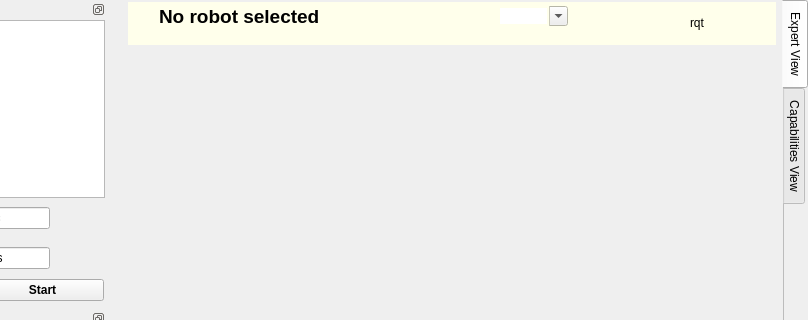
The window that node_manager_fkie/src/node_manager_fkie/MainWindow.ui (gdlg-rosarch/multimaster_fkie-release) describes before a commit, drawn with Qt 5; both pictures show x 168 to 976 and y 0 to 320 of the 976 by 752 pixel window.
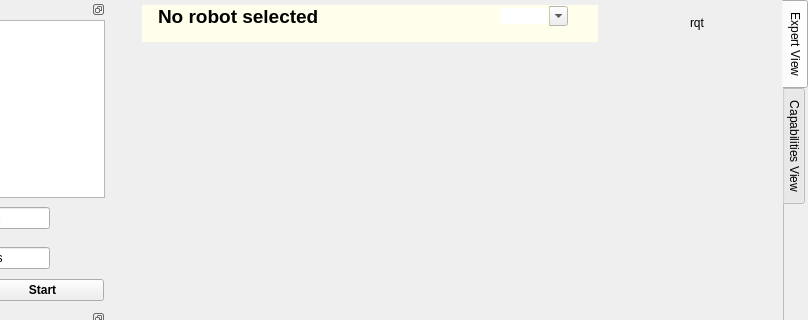
The same window after the commit. Icons and pictures are not drawn.

The edit to the form file:
```diff
--- a/node_manager_fkie/src/node_manager_fkie/MainWindow.ui
+++ b/node_manager_fkie/src/node_manager_fkie/MainWindow.ui
@@ -136,6 +136,9 @@
     </item>
     <item>
      <widget class="QTabWidget" name="tabWidget">
+      <property name="autoFillBackground">
+       <bool>true</bool>
+      </property>
       <property name="tabPosition">
        <enum>QTabWidget::East</enum>
       </property>
@@ -149,6 +152,9 @@
        <bool>true</bool>
       </property>
       <widget class="QWidget" name="expert_tab">
+       <property name="autoFillBackground">
+        <bool>true</bool>
+       </property>
        <attribute name="title">
         <string>Expert View</string>
        </attribute>
@@ -157,7 +163,7 @@
          <number>3</number>
         </property>
         <property name="leftMargin">
-         <number>0</number>
+         <number>3</number>
         </property>
         <property name="topMargin">
          <number>2</number>
@@ -166,7 +172,7 @@
          <number>6</number>
         </property>
         <property name="bottomMargin">
-         <number>1</number>
+         <number>3</number>
         </property>
         <item>
          <widget class="QFrame" name="masterInfoFrame">
@@ -179,6 +185,40 @@
             <verstretch>0</verstretch>
            </sizepolicy>
           </property>
+          <property name="autoFillBackground">
+           <bool>false</bool>
+          </property>
+          <property name="frameShape">
+           <enum>QFrame::NoFrame</enum>
+          </property>
+          <property name="lineWidth">
+           <number>0</number>
+          </property>
+          <layout class="QHBoxLayout" name="horizontalLayout_4">
+           <property name="spacing">
+            <number>1</number>
+           </property>
+           <property name="margin">
+            <number>3</number>
+           </property>
+           <item>
+            <widget class="QLabel" name="imageLabel">
+             <property name="enabled">
+              <bool>true</bool>
+             </property>
+             <property name="sizePolicy">
+              <sizepolicy hsizetype="Fixed" vsizetype="Minimum">
+               <horstretch>0</horstretch>
+               <verstretch>0</verstretch>
+              </sizepolicy>
+             </property>
+             <property name="text">
+              <string/>
+             </property>
+            </widget>
+           </item>
+           <item>
+            <widget class="QFrame" name="nameFrame">
           <property name="palette">
            <palette>
             <active>
@@ -246,37 +286,6 @@
           <property name="autoFillBackground">
            <bool>true</bool>
           </property>
-          <property name="frameShape">
-           <enum>QFrame::NoFrame</enum>
-          </property>
-          <property name="lineWidth">
-           <number>0</number>
-          </property>
-          <layout class="QHBoxLayout" name="horizontalLayout_4">
-           <property name="spacing">
-            <number>1</number>
-           </property>
-           <property name="margin">
-            <number>3</number>
-           </property>
-           <item>
-            <widget class="QLabel" name="imageLabel">
-             <property name="enabled">
-              <bool>true</bool>
-             </property>
-             <property name="sizePolicy">
-              <sizepolicy hsizetype="Fixed" vsizetype="Minimum">
-               <horstretch>0</horstretch>
-               <verstretch>0</verstretch>
-              </sizepolicy>
-             </property>
-             <property name="text">
-              <string/>
-             </property>
-            </widget>
-           </item>
-           <item>
-            <widget class="QFrame" name="nameFrame">
              <layout class="QVBoxLayout" name="verticalLayout_7">
               <property name="spacing">
                <number>0</number>
@@ -292,9 +301,9 @@
                 <property name="frameShadow">
                  <enum>QFrame::Raised</enum>
                 </property>
-                <layout class="QHBoxLayout" name="horizontalLayout_11">
+                <layout class="QHBoxLayout" name="horizontalLayout_6">
                  <property name="spacing">
-                  <number>3</number>
+                  <number>0</number>
                  </property>
                  <property name="margin">
                   <number>0</number>
@@ -355,6 +364,9 @@
 &lt;/style&gt;&lt;/head&gt;&lt;body style=&quot; font-family:'Ubuntu'; font-size:9pt; font-weight:400; font-style:normal;&quot;&gt;
 &lt;p style=&quot; margin-top:0px; margin-bottom:0px; margin-left:0px; margin-right:0px; -qt-block-indent:0; text-indent:0px;&quot;&gt;&lt;span style=&quot; font-size:14pt; font-weight:600;&quot;&gt;No robot selected&lt;/span&gt;&lt;/p&gt;&lt;/body&gt;&lt;/html&gt;</string>
                    </property>
+                   <property name="indent">
+                    <number>2</number>
+                   </property>
                   </widget>
                  </item>
                  <item>
@@ -425,41 +437,6 @@
                       </property>
                      </widget>
                     </item>
-                    <item>
-                     <widget class="QPushButton" name="setTimeButton">
-                      <property name="enabled">
-                       <bool>true</bool>
-                      </property>
-                      <property name="sizePolicy">
-                       <sizepolicy hsizetype="Fixed" vsizetype="Fixed">
-                        <horstretch>0</horstretch>
-                        <verstretch>0</verstretch>
-                       </sizepolicy>
-                      </property>
-                      <property name="maximumSize">
-                       <size>
-                        <width>20</width>
-                        <height>20</height>
-                       </size>
-                      </property>
-                      <property name="toolTip">
-                       <string>&lt;html&gt;&lt;head/&gt;&lt;body&gt;&lt;p&gt;Sets the clock of remote host to local time using &lt;span style=&quot; font-weight:600;&quot;&gt;date&lt;/span&gt; command.&lt;/p&gt;&lt;/body&gt;&lt;/html&gt;</string>
-                      </property>
-                      <property name="text">
-                       <string/>
-                      </property>
-                      <property name="icon">
-                       <iconset resource="GUI.qrc">
-                        <normaloff>:/icons/crystal_clear_set_clock.png</normaloff>:/icons/crystal_clear_set_clock.png</iconset>
-                      </property>
-                      <property name="shortcut">
-                       <string>F5</string>
-                      </property>
-                      <property name="flat">
-                       <bool>true</bool>
-                      </property>
-                     </widget>
-                    </item>
                     <item>
                      <spacer name="horizontalSpacer">
                       <property name="orientation">
@@ -479,6 +456,41 @@
                    </layout>
                   </widget>
                  </item>
+                 <item>
+                  <widget class="QPushButton" name="setTimeButton">
+                   <property name="enabled">
+                    <bool>true</bool>
+                   </property>
+                   <property name="sizePolicy">
+                    <sizepolicy hsizetype="Fixed" vsizetype="Fixed">
+                     <horstretch>0</horstretch>
+                     <verstretch>0</verstretch>
+                    </sizepolicy>
+                   </property>
+                   <property name="maximumSize">
+                    <size>
+                     <width>20</width>
+                     <height>20</height>
+                    </size>
+                   </property>
+                   <property name="toolTip">
+                    <string>&lt;html&gt;&lt;head/&gt;&lt;body&gt;&lt;p&gt;Open a dialog to set the clock of this host.&lt;/p&gt;&lt;/body&gt;&lt;/html&gt;</string>
+                   </property>
+                   <property name="text">
+                    <string/>
+                   </property>
+                   <property name="icon">
+                    <iconset resource="GUI.qrc">
+                     <normaloff>:/icons/crystal_clear_set_clock.png</normaloff>:/icons/crystal_clear_set_clock.png</iconset>
+                   </property>
+                   <property name="shortcut">
+                    <string>F5</string>
+                   </property>
+                   <property name="flat">
+                    <bool>true</bool>
+                   </property>
+                  </widget>
+                 </item>
                 </layout>
                </widget>
               </item>
@@ -487,6 +499,9 @@
                 <property name="text">
                  <string/>
                 </property>
+                <property name="indent">
+                 <number>2</number>
+                </property>
                </widget>
               </item>
              </layout>
@@ -638,7 +653,9 @@
          </widget>
         </item>
         <item>
-         <widget class="QWidget" name="tabPlace" native="true"/>
+         <widget class="QWidget" name="tabPlace" native="true">
+          <zorder>masterInfoFrame</zorder>
+         </widget>
         </item>
        </layout>
       </widget>
```
Lines whose indentation alone changed are shown as unchanged.
